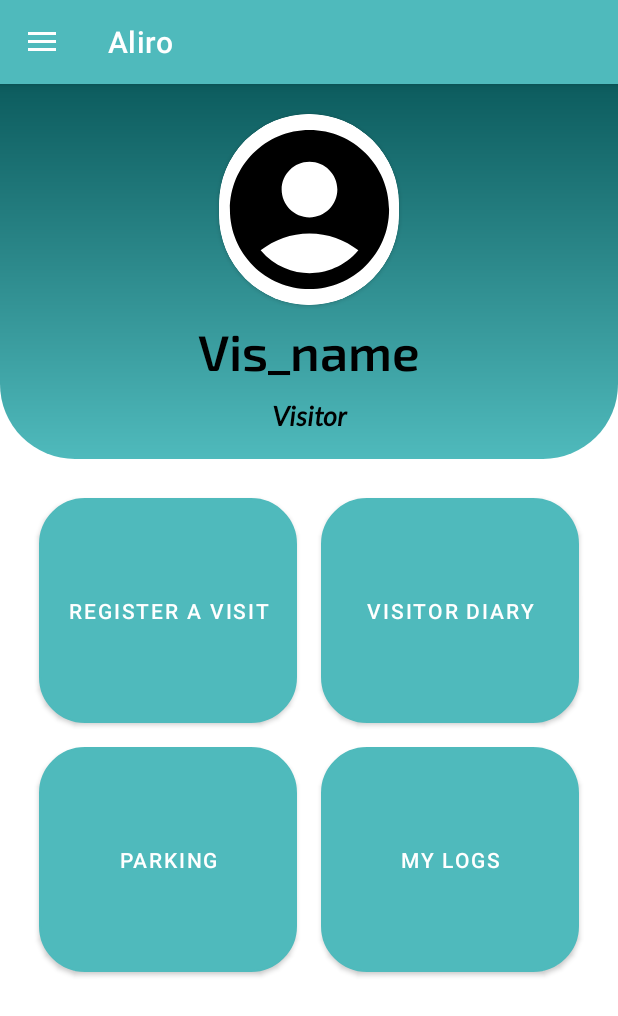
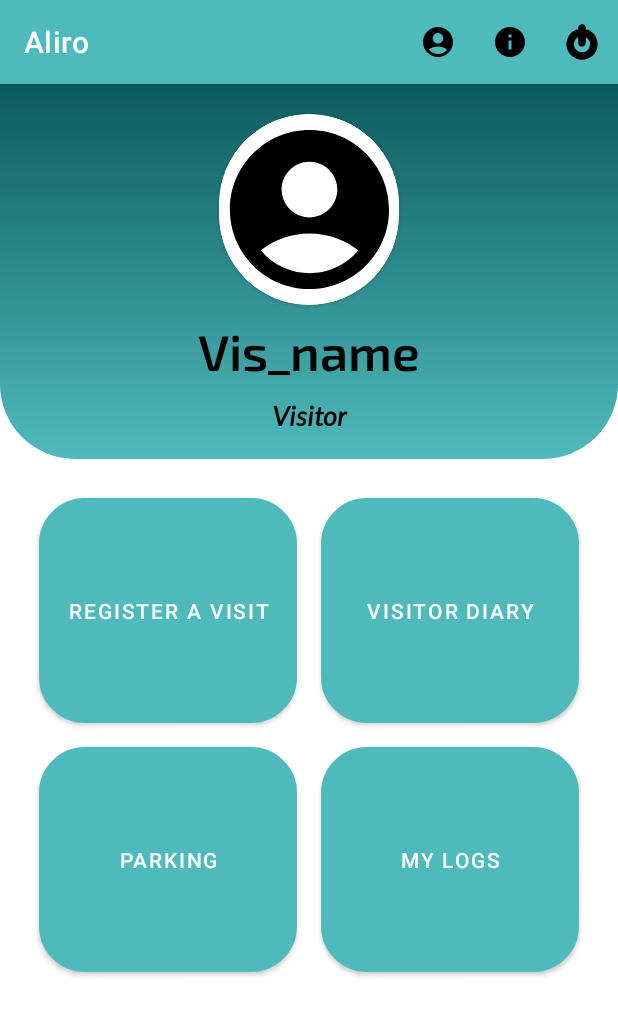
Before and after one commit to himanshi-agarwal/Aliro, an Android app: the VisitorHomeActivity screen opened directly, with no data from a screen before it, on a phone screen of 412 x 824 dp. Shown: the top 1016 px of the screen. Run offline under Robolectric (Android 15) with nearby library versions, the phone set to English and light mode, and no system bars; our stand-ins replace Firebase (no records; nobody signed in at launch, a user with empty details on screens opened directly); 1 statement that could not run was skipped.

Commit message:
Visitor Toolbar - Gaurav

```diff
--- a/app/src/main/java/com/example/aliro/VisitorHomeActivity.kt
+++ b/app/src/main/java/com/example/aliro/VisitorHomeActivity.kt
@@ -8,40 +8,43 @@ import android.view.MenuItem
 import android.widget.TextView
 import android.widget.Toast
 import androidx.activity.enableEdgeToEdge
-import androidx.appcompat.app.ActionBarDrawerToggle
 import androidx.appcompat.app.AppCompatActivity
 import androidx.appcompat.widget.Toolbar
-import androidx.core.view.GravityCompat
-import androidx.drawerlayout.widget.DrawerLayout
 import com.google.android.material.navigation.NavigationView
 import com.google.firebase.Firebase
 import com.google.firebase.firestore.firestore
 
 class VisitorHomeActivity : AppCompatActivity() {
-    private lateinit var drawerToggle: ActionBarDrawerToggle
-    private lateinit var drawerLayout : DrawerLayout
     private lateinit var navView : NavigationView
     private lateinit var toolbar : Toolbar
     private lateinit var visitorName: TextView
 
     override fun onOptionsItemSelected(item: MenuItem): Boolean {
-        if(drawerToggle.onOptionsItemSelected(item)){
-            return true
+        return when(item.itemId){
+            R.id.profile -> {
+                Toast.makeText(applicationContext, "Profile", Toast.LENGTH_SHORT).show()
+                true
+            }
+
+            R.id.about -> {
+                Toast.makeText(applicationContext, "About", Toast.LENGTH_SHORT).show()
+                val intent = Intent(this, AboutActivity::class.java)
+                startActivity(intent)
+                true
+            }
+
+            R.id.logout -> {
+                Toast.makeText(applicationContext, "Logout Successfully", Toast.LENGTH_SHORT).show()
+                logout()
+                true
+            }
+            else -> super.onOptionsItemSelected(item)
         }
-        return super.onOptionsItemSelected(item)
     }
 
     override fun onCreateOptionsMenu(menu: Menu?): Boolean {
-        return false
-    }
-
-    override fun onBackPressed() {
-        if(drawerLayout.isDrawerOpen(GravityCompat.START)){
-            drawerLayout.closeDrawer(GravityCompat.START)
-        }
-        else{
-            return super.onBackPressed()
-        }
+        menuInflater.inflate(R.menu.vis_menu, menu)
+        return true
     }
 
     override fun onCreate(savedInstanceState: Bundle?) {
@@ -54,8 +57,6 @@ class VisitorHomeActivity : AppCompatActivity() {
         getUserData { visitor ->
             if(checkSession() && visitor != null){
                 visitorName.text = visitor[1]
-
-                updateSidebarHeader()
             } else {
                 Toast.makeText(this, "Failed to load user data", Toast.LENGTH_SHORT).show()
             }
@@ -63,39 +64,6 @@ class VisitorHomeActivity : AppCompatActivity() {
 
         toolbar = findViewById(R.id.toolbar)
         setSupportActionBar(toolbar)
-
-        drawerLayout = findViewById(R.id.drawer_layout)
-        navView = findViewById(R.id.navbar)
-
-        drawerToggle = ActionBarDrawerToggle(this, drawerLayout, R.string.open, R.string.close)
-        drawerLayout.addDrawerListener(drawerToggle)
-        drawerToggle.syncState()
-
-        supportActionBar?.setDisplayHomeAsUpEnabled(true)
-
-        navView.setNavigationItemSelectedListener { menuItem ->
-            when(menuItem.itemId){
-                R.id.profile -> {
-                    Toast.makeText(applicationContext, "Profile", Toast.LENGTH_SHORT).show()
-                    finish()
-                }
-
-                R.id.about -> {
-                    Toast.makeText(applicationContext, "About", Toast.LENGTH_SHORT).show()
-                    val intent = Intent(this, AboutActivity::class.java)
-                    startActivity(intent)
-                    finish()
-                }
-
-                R.id.logout -> {
-                    Toast.makeText(applicationContext, "Logout Successfully", Toast.LENGTH_SHORT).show()
-                    logout()
-                    finish()
-                }
-            }
-            drawerLayout.closeDrawer(GravityCompat.START)
-            true
-        }
     }
 
     private fun getUserData(callback: (Array<String?>?) -> Unit) {
--- a/app/src/main/res/layout/notifications.xml
+++ b/app/src/main/res/layout/notifications.xml
@@ -197,11 +197,8 @@
                         android:text="NEW"
                         android:textColor="@color/cancel" />
                 </LinearLayout>
-
             </LinearLayout>
-
         </LinearLayout>
-
     </ScrollView>
 
     <com.google.android.material.navigation.NavigationView
--- a/app/src/main/res/layout/visitor_home.xml
+++ b/app/src/main/res/layout/visitor_home.xml
@@ -1,27 +1,24 @@
 <?xml version="1.0" encoding="utf-8"?>
-<androidx.drawerlayout.widget.DrawerLayout
+<LinearLayout
     xmlns:android="http://schemas.android.com/apk/res/android"
     xmlns:app="http://schemas.android.com/apk/res-auto"
     xmlns:tools="http://schemas.android.com/tools"
-    android:id="@+id/drawer_layout"
     android:layout_width="match_parent"
+    android:layout_height="match_parent"
+    android:orientation="vertical"
     android:background="@color/white"
-    android:layout_height="match_parent"
     tools:context=".VisitorHomeActivity">
 
-    <LinearLayout
+    <androidx.appcompat.widget.Toolbar
+        android:id="@+id/toolbar"
         android:layout_width="match_parent"
         android:layout_height="wrap_content"
-        android:orientation="vertical">
-
-        <include
-            layout="@layout/appbar"
-            android:layout_height="wrap_content"
-            android:layout_width="match_parent" />
+        android:background="@color/other"
+        android:fitsSystemWindows="true" />
 
     <RelativeLayout
         android:layout_width="match_parent"
-            android:layout_height="wrap_content">
+        android:layout_height="match_parent">
 
         <RelativeLayout
             android:id="@+id/profile"
@@ -142,15 +139,3 @@
         </LinearLayout>
     </RelativeLayout>
 </LinearLayout>
-
-    <com.google.android.material.navigation.NavigationView
-        android:id="@+id/navbar"
-        android:layout_width="wrap_content"
-        android:layout_height="match_parent"
-        android:layout_gravity="start"
-        android:fitsSystemWindows="true"
-        android:layout_marginTop="35dp"
-        app:headerLayout="@layout/header"
-        app:menu="@menu/vis_menu" />
-
-</androidx.drawerlayout.widget.DrawerLayout>
```
Lines whose indentation alone changed are shown as unchanged.
